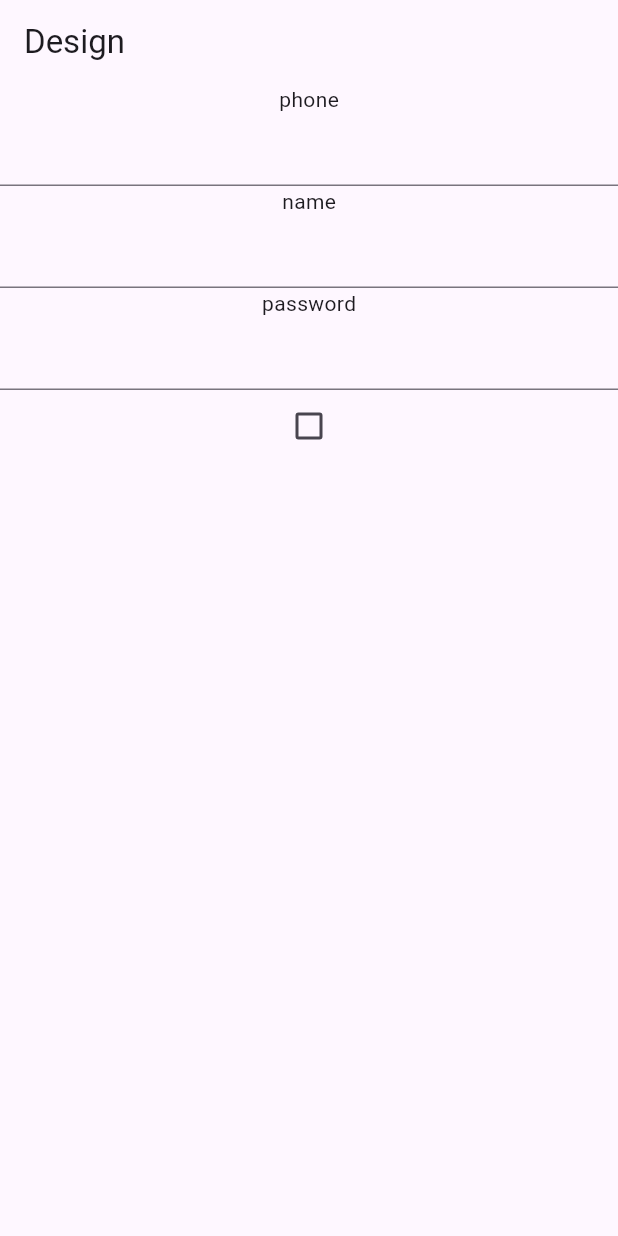
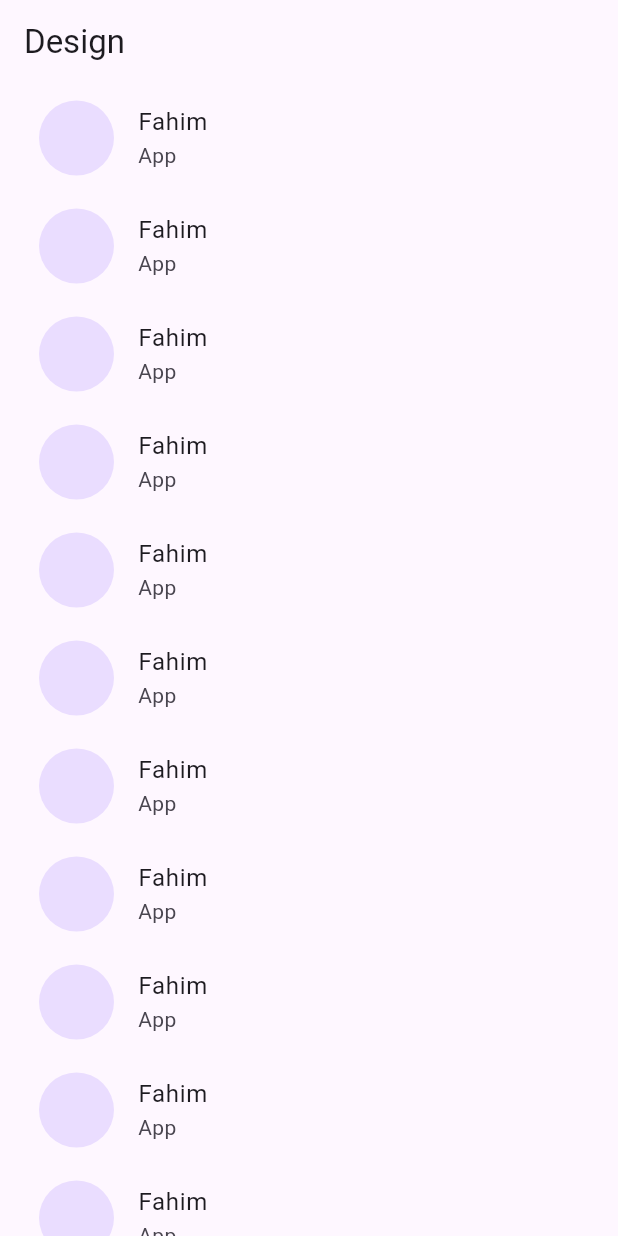
Before and after one commit to fahimshahariar09/widget_test, a Flutter app: the screen it shows after launch, on a phone screen of 412 x 824 dp. Run offline on Flutter 3.47's test engine with Material 3 defaults, Android fonts, the phone set to English and light mode, and no system bars.

Commit message:
first commit

```diff
--- a/lib/view/screen/design/design.dart
+++ b/lib/view/screen/design/design.dart
@@ -10,41 +10,52 @@ class Design extends StatefulWidget {
 class _DesignState extends State<Design> {
   bool check = false;
 
+  List data = [
+    {"name": "fahim", "roll": 123, "dep": "cse"},
+    {"name": "siddik", "roll": 456, "dep": "cse"},
+    {"name": "sakib", "roll": 789, "dep": "cse"},
+    {"name": "milon", "roll": 456, "dep": "cse"},
+    {"name": "jamal", "roll": 789, "dep": "cse"},
+  ];
+
   @override
   Widget build(BuildContext context) {
     return Scaffold(
       appBar: AppBar(
         title: Text("Design"),
       ),
-      // body: Padding(
-      //   padding: const EdgeInsets.symmetric(horizontal: 10),
-      //   child: ListView.builder(itemBuilder: (context, index) {
-      //     return ListTile(
-      //       title: Text("Fahim"),
-      //       subtitle: Text("App"),
-      //       leading: CircleAvatar(
-      //         radius: 25,
-      //       ),
-      //     );
-      //   }),
+      body: Padding(
+        padding: const EdgeInsets.symmetric(horizontal: 10),
+        child: ListView.builder(itemBuilder: (context, index) {
+          return ListTile(
+            title: Text("Fahim"),
+            subtitle: Text("App"),
+            leading: CircleAvatar(
+              radius: 25,
+            ),
+          );
+        }),
+      ),
+
+
+
+      // body: Column(
+      //   children: [
+      //     Text("phone"),
+      //     TextField(),
+      //     Text("name"),
+      //     TextField(),
+      //     Text("password"),
+      //     TextField(),
+      //     Checkbox(
+      //         value: check,
+      //         onChanged: (bool ?value) {
+      //           setState(() {
+      //             check=value!;
+      //           });
+      //         })
+      //   ],
       // ),
-      body: Column(
-        children: [
-          Text("phone"),
-          TextField(),
-          Text("name"),
-          TextField(),
-          Text("password"),
-          TextField(),
-          Checkbox(
-              value: check,
-              onChanged: (bool ?value) {
-                setState(() {
-                  check=value!;
-                });
-              })
-        ],
-      ),
     );
   }
 }
```
